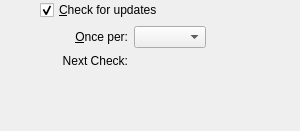
This is vbox/src/VBox/Frontends/VirtualBox/ui/VBoxGLSettingsUpdate.ui in jljuxgm/vboxgit as Qt 5 draws it before an edit. The edited form follows.
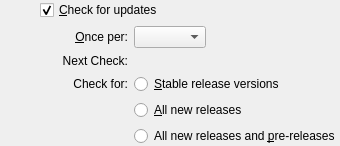
This is the edited form.

```diff
--- a/vbox/src/VBox/Frontends/VirtualBox/ui/VBoxGLSettingsUpdate.ui
+++ b/vbox/src/VBox/Frontends/VirtualBox/ui/VBoxGLSettingsUpdate.ui
@@ -143,7 +143,53 @@
      </property>
     </widget>
    </item>
-   <item row="3" column="1" colspan="4" >
+   <item row="3" column="2" >
+    <widget class="QLabel" name="mLbFilter" >
+     <property name="sizePolicy" >
+      <sizepolicy vsizetype="Preferred" hsizetype="Preferred" >
+       <horstretch>0</horstretch>
+       <verstretch>0</verstretch>
+      </sizepolicy>
+     </property>
+     <property name="text" >
+      <string>Check for:</string>
+     </property>
+     <property name="alignment" >
+      <set>Qt::AlignRight|Qt::AlignTrailing|Qt::AlignVCenter</set>
+     </property>
+    </widget>
+   </item>
+   <item row="3" column="3" colspan="2" >
+    <widget class="QRadioButton" name="mRbStable" >
+     <property name="whatsThis" >
+      <string>&lt;p>Choose this if you only wish to be notified about stable updates to VirtualBox.&lt;/p></string>
+     </property>
+     <property name="text" >
+      <string>&amp;Stable release versions</string>
+     </property>
+    </widget>
+   </item>
+   <item row="4" column="3" colspan="2" >
+    <widget class="QRadioButton" name="mRbAllRelease" >
+     <property name="whatsThis" >
+      <string>&lt;p>Choose this if you wish to be notified about all new VirtualBox releases.&lt;/p></string>
+     </property>
+     <property name="text" >
+      <string>&amp;All new releases</string>
+     </property>
+    </widget>
+   </item>
+   <item row="5" column="3" colspan="2" >
+    <widget class="QRadioButton" name="mRbWithBetas" >
+     <property name="whatsThis" >
+      <string>&lt;p>Choose this to be notified about all new VirtualBox releases and pre-release versions of VirtualBox.&lt;/p></string>
+     </property>
+     <property name="text" >
+      <string>All new releases and &amp;pre-releases</string>
+     </property>
+    </widget>
+   </item>
+   <item row="6" column="1" colspan="4" >
     <spacer>
      <property name="orientation" >
       <enum>Qt::Vertical</enum>
```
